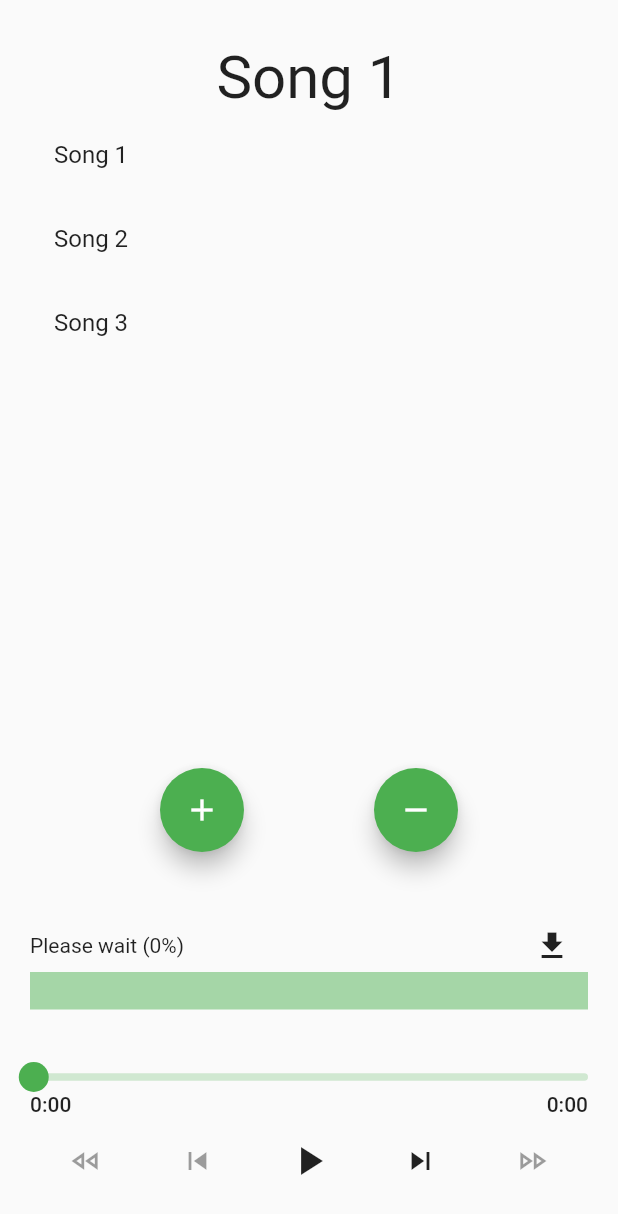
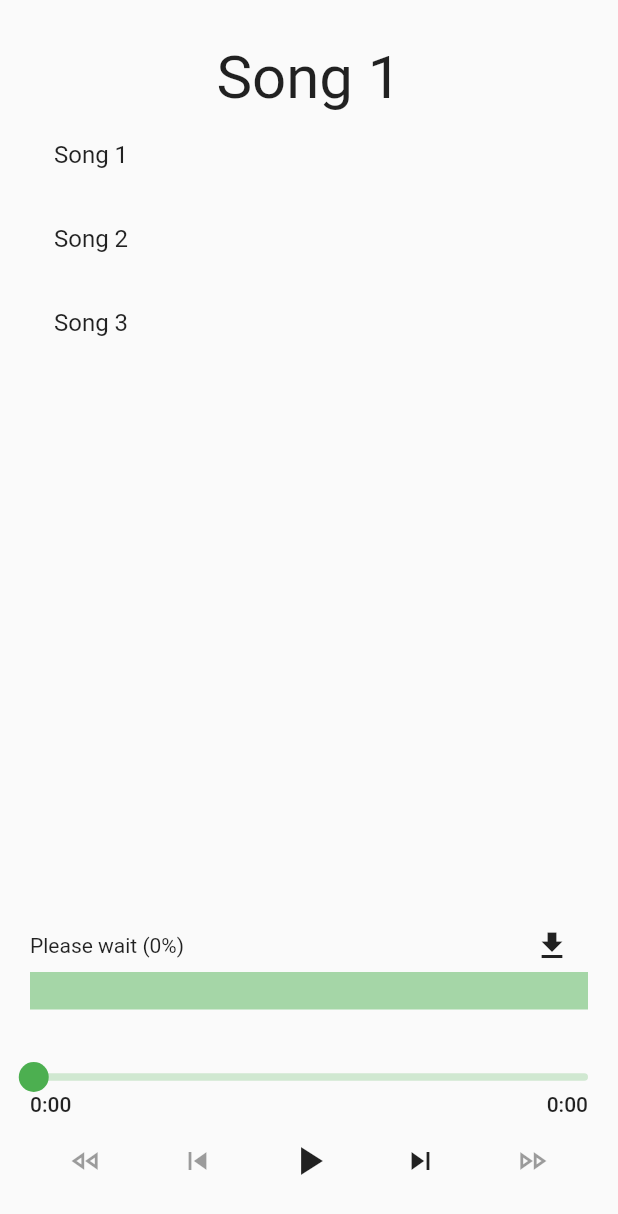
Before and after one commit to kosbaship/audio_player, a Flutter app: the screen it shows after launch, on a phone screen of 412 x 824 dp. Shown: the top 1214 px of the screen. Run offline on Flutter 3.47's test engine with Material 2 defaults, Android fonts, the phone set to English and light mode, and no system bars; drawn by our look-alikes of audio_video_progress_bar; our stand-ins replace dio, just_audio, permission_handler; missing offline and left inert: path_provider_android.

Commit message:
Some Refactor

```diff
--- a/lib/main.dart
+++ b/lib/main.dart
@@ -51,7 +51,6 @@ class _MyAppState extends State<MyApp> {
             children: [
               CurrentSongTitle(),
               Playlist(),
-              AddRemoveSongButtons(),
               DownLoadSongButtons(),
               AudioProgressBar(),
               AudioControlButtons(),
@@ -98,30 +97,6 @@ class Playlist extends StatelessWidget {
             },
           );
         },
-      ),
-    );
-  }
-}
-
-class AddRemoveSongButtons extends StatelessWidget {
-  const AddRemoveSongButtons({Key? key}) : super(key: key);
-
-  @override
-  Widget build(BuildContext context) {
-    return Padding(
-      padding: const EdgeInsets.only(bottom: 20.0),
-      child: Row(
-        mainAxisAlignment: MainAxisAlignment.spaceEvenly,
-        children: [
-          FloatingActionButton(
-            onPressed: _pageManager.addSong,
-            child: Icon(Icons.add),
-          ),
-          FloatingActionButton(
-            onPressed: _pageManager.removeSong,
-            child: Icon(Icons.remove),
-          ),
-        ],
       ),
     );
   }
@@ -216,35 +191,6 @@ class AudioControlButtons extends StatelessWidget {
     );
   }
 }
-
-// class RepeatButton extends StatelessWidget {
-//   const RepeatButton({Key? key}) : super(key: key);
-//
-//   @override
-//   Widget build(BuildContext context) {
-//     return ValueListenableBuilder<RepeatState>(
-//       valueListenable: _pageManager.repeatButtonNotifier,
-//       builder: (context, value, child) {
-//         Icon icon;
-//         switch (value) {
-//           case RepeatState.off:
-//             icon = Icon(Icons.repeat, color: Colors.grey);
-//             break;
-//           case RepeatState.repeatSong:
-//             icon = Icon(Icons.repeat_one);
-//             break;
-//           case RepeatState.repeatPlaylist:
-//             icon = Icon(Icons.repeat);
-//             break;
-//         }
-//         return IconButton(
-//           icon: icon,
-//           onPressed: _pageManager.onRepeatButtonPressed,
-//         );
-//       },
-//     );
-//   }
-// }
 
 class PreviousSongButton extends StatelessWidget {
   const PreviousSongButton({Key? key}) : super(key: key);
@@ -359,23 +305,6 @@ class Skip10SBackward extends StatelessWidget {
   }
 }
 
-// class ShuffleButton extends StatelessWidget {
-//   const ShuffleButton({Key? key}) : super(key: key);
-//   @override
-//   Widget build(BuildContext context) {
-//     return ValueListenableBuilder<bool>(
-//       valueListenable: _pageManager.isShuffleModeEnabledNotifier,
-//       builder: (context, isEnabled, child) {
-//         return IconButton(
-//           icon: (isEnabled)
-//               ? Icon(Icons.shuffle)
-//               : Icon(Icons.shuffle, color: Colors.grey),
-//           onPressed: _pageManager.onShuffleButtonPressed,
-//         );
-//       },
-//     );
-//   }
-// }
 Widget? _buildActionForTask(int progress) {
   if (progress <= 0) {
     return RawMaterialButton(
@@ -477,3 +406,71 @@ Future<File?> downloadFile(String url, String name) async {
     return null;
   }
 }
+// class ShuffleButton extends StatelessWidget {
+//   const ShuffleButton({Key? key}) : super(key: key);
+//   @override
+//   Widget build(BuildContext context) {
+//     return ValueListenableBuilder<bool>(
+//       valueListenable: _pageManager.isShuffleModeEnabledNotifier,
+//       builder: (context, isEnabled, child) {
+//         return IconButton(
+//           icon: (isEnabled)
+//               ? Icon(Icons.shuffle)
+//               : Icon(Icons.shuffle, color: Colors.grey),
+//           onPressed: _pageManager.onShuffleButtonPressed,
+//         );
+//       },
+//     );
+//   }
+// }
+// class RepeatButton extends StatelessWidget {
+//   const RepeatButton({Key? key}) : super(key: key);
+//
+//   @override
+//   Widget build(BuildContext context) {
+//     return ValueListenableBuilder<RepeatState>(
+//       valueListenable: _pageManager.repeatButtonNotifier,
+//       builder: (context, value, child) {
+//         Icon icon;
+//         switch (value) {
+//           case RepeatState.off:
+//             icon = Icon(Icons.repeat, color: Colors.grey);
+//             break;
+//           case RepeatState.repeatSong:
+//             icon = Icon(Icons.repeat_one);
+//             break;
+//           case RepeatState.repeatPlaylist:
+//             icon = Icon(Icons.repeat);
+//             break;
+//         }
+//         return IconButton(
+//           icon: icon,
+//           onPressed: _pageManager.onRepeatButtonPressed,
+//         );
+//       },
+//     );
+//   }
+// }
+// class AddRemoveSongButtons extends StatelessWidget {
+//   const AddRemoveSongButtons({Key? key}) : super(key: key);
+//
+//   @override
+//   Widget build(BuildContext context) {
+//     return Padding(
+//       padding: const EdgeInsets.only(bottom: 20.0),
+//       child: Row(
+//         mainAxisAlignment: MainAxisAlignment.spaceEvenly,
+//         children: [
+//           FloatingActionButton(
+//             onPressed: _pageManager.addSong,
+//             child: Icon(Icons.add),
+//           ),
+//           FloatingActionButton(
+//             onPressed: _pageManager.removeSong,
+//             child: Icon(Icons.remove),
+//           ),
+//         ],
+//       ),
+//     );
+//   }
+// }
```
